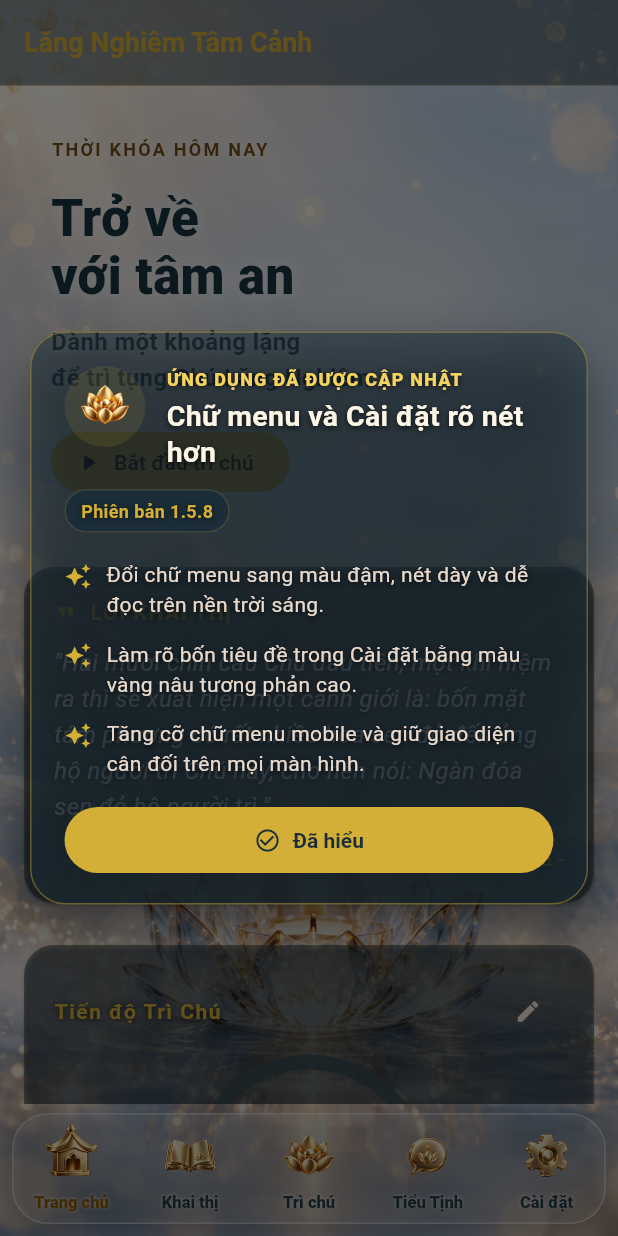
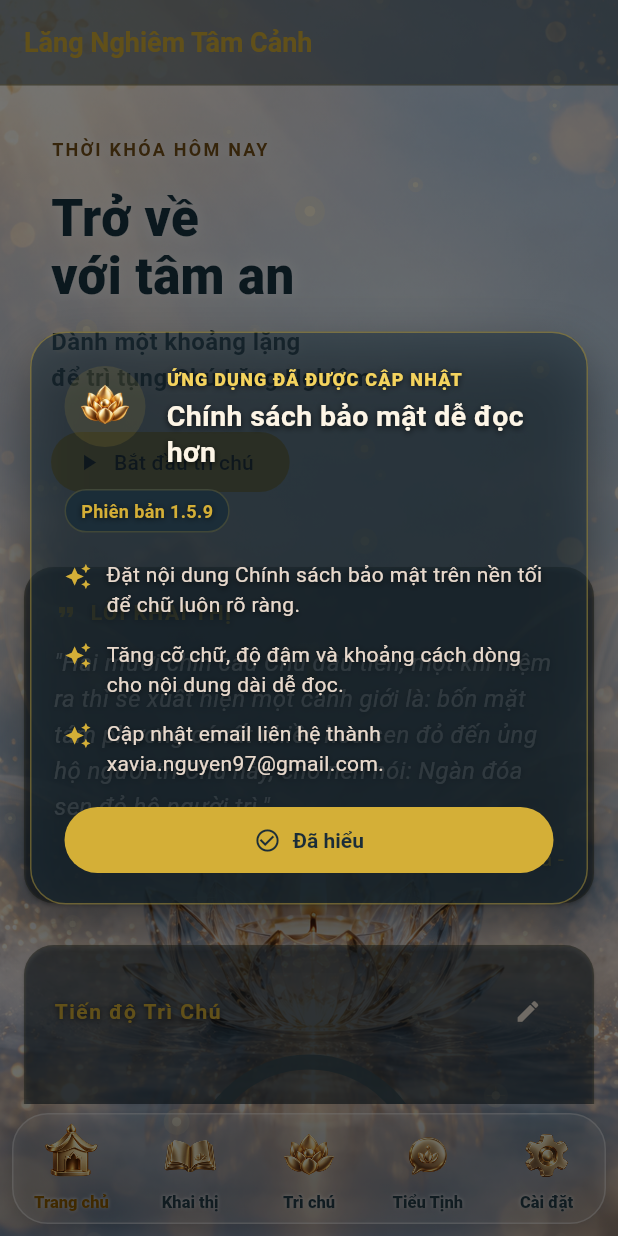
Before and after one commit to Kimanh2026/lang_nghiem_tam_canh, a Flutter app: the MainScaffold screen opened by its route, on a phone screen of 412 x 824 dp. Run offline on Flutter 3.47's test engine with Material 3 defaults, Android fonts, the phone set to English and light mode, and no system bars; our stand-ins replace flutter_dotenv, flutter_local_notifications, google_generative_ai, shared_preferences; missing offline and left inert: vnlunar; accounts and stored records are empty.

Commit message:
Làm rõ chính sách bảo mật và cập nhật liên hệ

```diff
--- a/lib/release_notes.dart
+++ b/lib/release_notes.dart
@@ -5,14 +5,14 @@ import 'theme/app_palette.dart';
 class AppReleaseNotes {
   const AppReleaseNotes._();
 
-  static const version = '1.5.8+25';
-  static const displayVersion = '1.5.8';
+  static const version = '1.5.9+26';
+  static const displayVersion = '1.5.9';
   static const seenVersionKey = 'last_seen_release_notes_version';
-  static const title = 'Chữ menu và Cài đặt rõ nét hơn';
+  static const title = 'Chính sách bảo mật dễ đọc hơn';
   static const changes = <String>[
-    'Đổi chữ menu sang màu đậm, nét dày và dễ đọc trên nền trời sáng.',
-    'Làm rõ bốn tiêu đề trong Cài đặt bằng màu vàng nâu tương phản cao.',
-    'Tăng cỡ chữ menu mobile và giữ giao diện cân đối trên mọi màn hình.',
+    'Đặt nội dung Chính sách bảo mật trên nền tối để chữ luôn rõ ràng.',
+    'Tăng cỡ chữ, độ đậm và khoảng cách dòng cho nội dung dài dễ đọc.',
+    'Cập nhật email liên hệ thành xavia.nguyen97@gmail.com.',
   ];
 
   static bool shouldAnnounce(String? lastSeenVersion) =>
--- a/pubspec.yaml
+++ b/pubspec.yaml
@@ -16,7 +16,7 @@ publish_to: 'none' # Remove this line if you wish to publish to pub.dev
 # https://developer.apple.com/library/archive/documentation/General/Reference/InfoPlistKeyReference/Articles/CoreFoundationKeys.html
 # In Windows, build-name is used as the major, minor, and patch parts
 # of the product and file versions while build-number is used as the build suffix.
-version: 1.5.8+25
+version: 1.5.9+26
 
 environment:
   sdk: ^3.12.0
```
Also changed, not shown: lib/screens/privacy_policy_screen.dart (+46 -5 lines), 10 other files.
